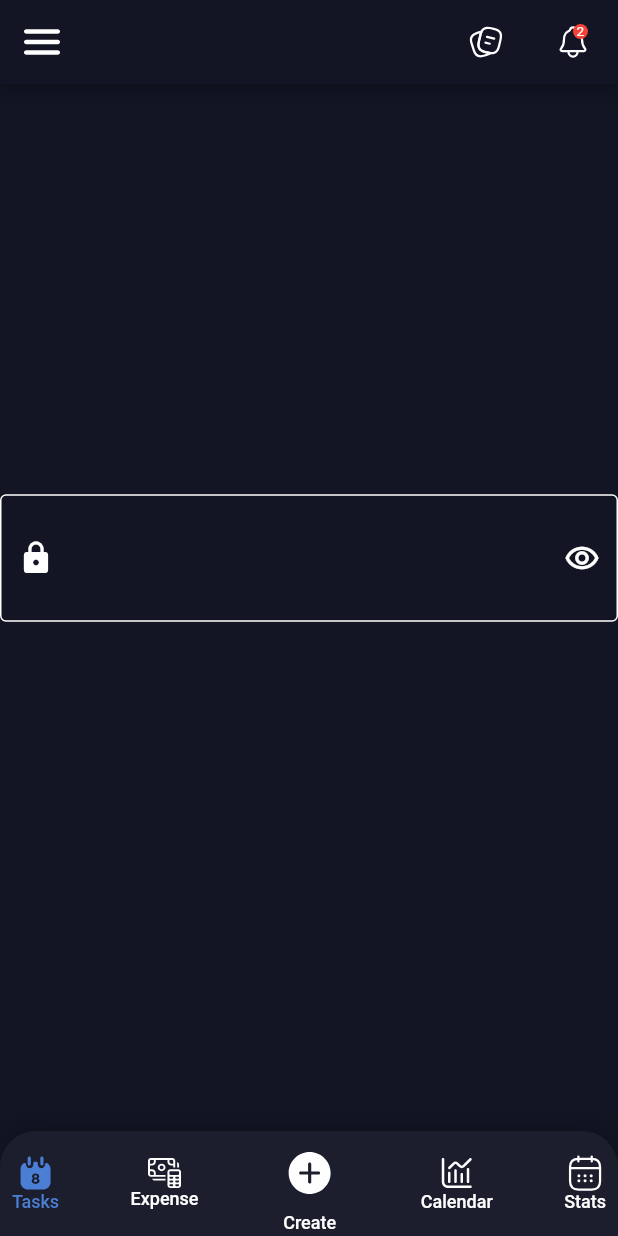
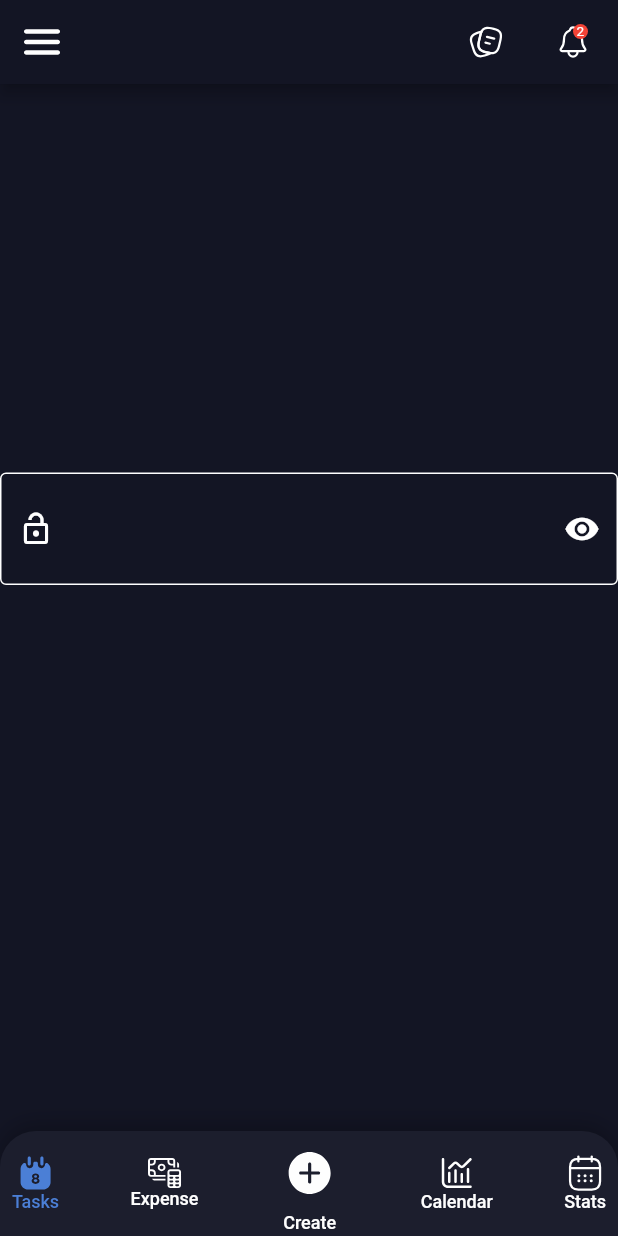
Before and after one commit to Sardor2208/productivese, a Flutter app: the screen it shows after launch, on a phone screen of 412 x 824 dp. Run offline on Flutter 3.47's test engine with Material 2 defaults, Android fonts, the phone set to English and light mode, and no system bars; our stand-ins replace flutter_svg.

Commit message:
first commbit

```diff
--- a/lib/screens/tasks_screen.dart
+++ b/lib/screens/tasks_screen.dart
@@ -21,19 +21,19 @@ class _TaskScreenState extends State<TaskScreen> {
           mainAxisAlignment: MainAxisAlignment.center,
           children: [
             TextField(
-              keyboardType: TextInputType.number,
+              keyboardType: TextInputType.name,
               onChanged: (value){
                 text = value;
                 setState(() {});
               },
               // autofocus: true,
-              cursorColor: Colors.amberAccent,
-              cursorHeight: 38,
-              cursorWidth: 20,
+              cursorColor: Colors.red,
+              cursorHeight: 36,
+              cursorWidth: 22,
               cursorRadius: const Radius.circular(18),
               decoration: const InputDecoration(
-                prefixIcon: Icon(Icons.lock,color:white,),
-                suffixIcon: Icon(Icons.remove_red_eye_outlined,color: white,),
+                prefixIcon: Icon(Icons.lock_open_outlined,color:white,),
+                suffixIcon: Icon(Icons.remove_red_eye_rounded,color: white,),
                 enabledBorder: OutlineInputBorder(
                   borderSide: BorderSide(
                     color: white
@@ -52,12 +52,12 @@ class _TaskScreenState extends State<TaskScreen> {
                   ),
                 ),
               ),
-              style: const TextStyle(color: white,fontSize: 38),
+              style: const TextStyle(color: white,fontSize: 30),
             ),
             const SizedBox(
-              height: 50,
+              height: 70,
             ),
-            Text(text,style: const TextStyle(color: white),),
+            Text(text,style: const TextStyle(color: white,fontSize: 30),),
           ],
         ),
       ),
--- a/pubspec.yaml
+++ b/pubspec.yaml
@@ -4,7 +4,7 @@ publish_to: 'none'
 version: 0.1.0
 
 environment:
-  sdk: '>=3.1.4 <4.0.0'
+  sdk: '>=3.1.2 <4.0.0'
 
 dependencies:
   flutter:
```
Also changed, not shown: pubspec.lock.
